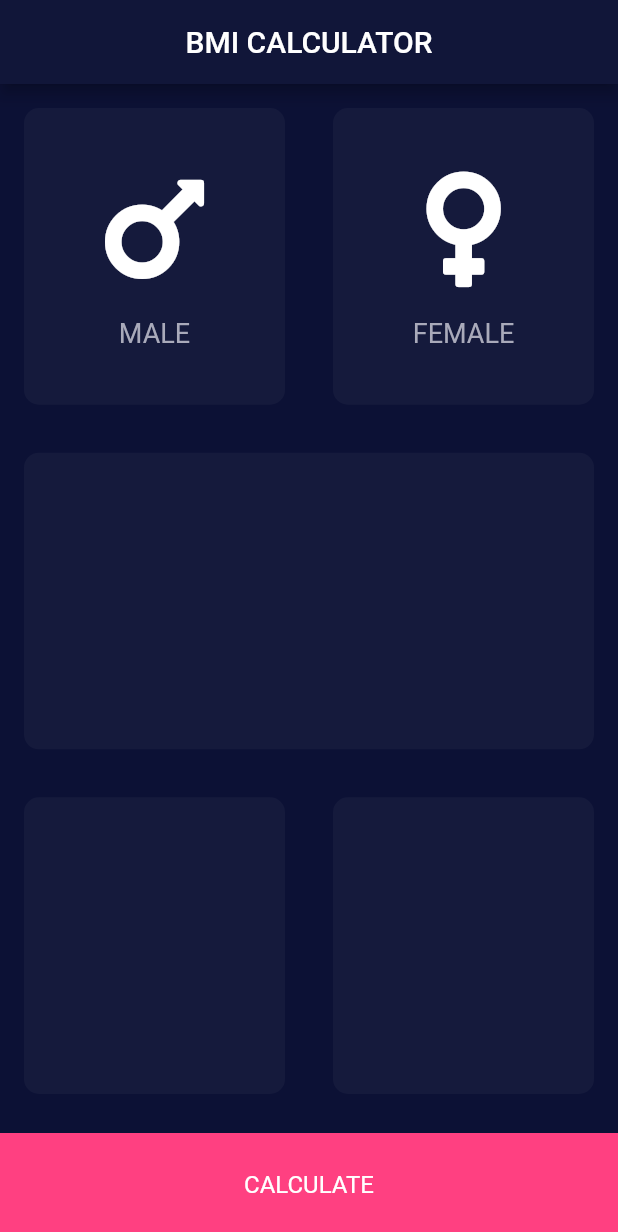
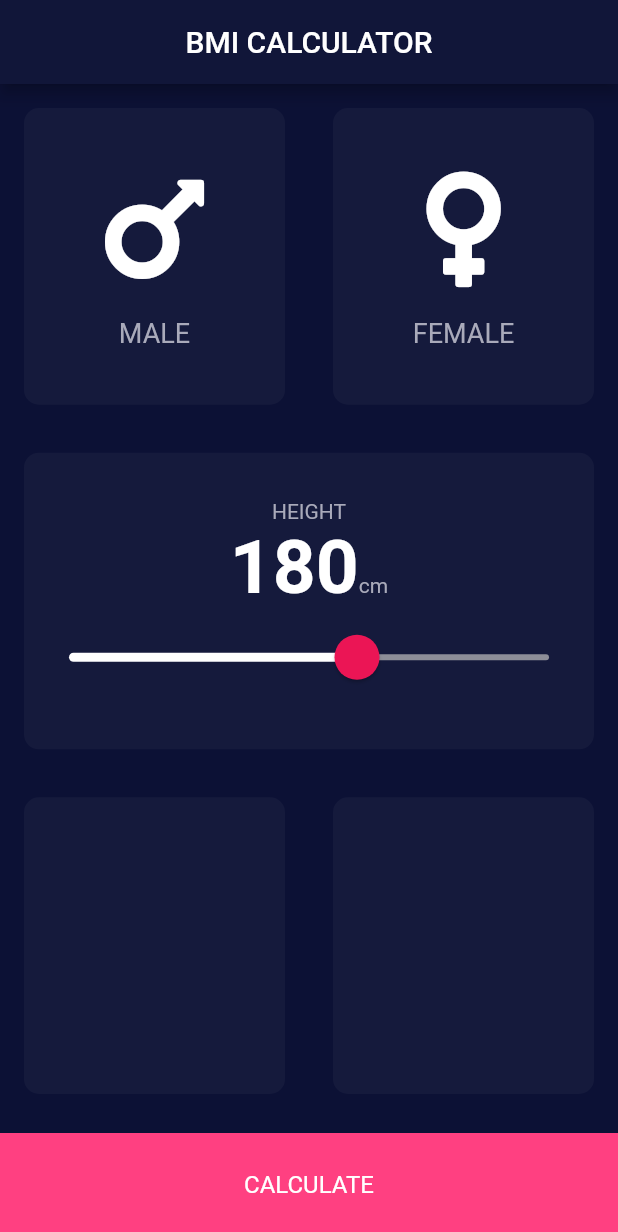
Before and after one commit to sajalkhan/Flutter_BMI_Calculator, a Flutter app: the screen it shows after launch, on a phone screen of 412 x 824 dp. Shown: the top 1232 px of the screen. Run offline on Flutter 3.47's test engine with Material 2 defaults, Android fonts, the phone set to English and light mode, and no system bars; our stand-ins replace font_awesome_flutter.

Commit message:
implement a flutter slider widget with a slider theme

```diff
--- a/lib/Ui/HomePage.dart
+++ b/lib/Ui/HomePage.dart
@@ -1,3 +1,5 @@
+import 'package:flutter/cupertino.dart';
+
 import 'ReusableCard.dart';
 import 'ReusableIcon.dart';
 import 'package:flutter/material.dart';
@@ -5,6 +7,7 @@ import 'package:font_awesome_flutter/font_awesome_flutter.dart';
 
 enum Gender { male, female }
 Gender selectedGender;
+int user_height = 180;
 
 class InputPage extends StatefulWidget {
   @override
@@ -33,6 +36,7 @@ class _BmiCalculatorState extends State<InputPage> {
         ),
         body: SafeArea(
           child: Column(
+            crossAxisAlignment: CrossAxisAlignment.stretch,
             children: <Widget>[
               Expanded(
                 child: Row(
@@ -64,7 +68,55 @@ class _BmiCalculatorState extends State<InputPage> {
                 child: Row(
                   children: <Widget>[
                     Expanded(
-                      child: ReusableCard(colour: inactiveCardColor),
+                      child: ReusableCard(
+                        colour: inactiveCardColor,
+                        cardChild: Column(
+                          mainAxisAlignment: MainAxisAlignment.center,
+                          children: <Widget>[
+                            Text(
+                              'HEIGHT',
+                              style: TextStyle(color: Color(0xffA9AABA)),
+                            ),
+                            Row(
+                              crossAxisAlignment: CrossAxisAlignment.baseline,
+                              mainAxisAlignment: MainAxisAlignment.center,
+                              textBaseline: TextBaseline.ideographic,
+                              children: <Widget>[
+                                Text(
+                                  user_height.toString(),
+                                  style: TextStyle(
+                                      fontSize: 50,
+                                      fontWeight: FontWeight.w700),
+                                ),
+                                Text(
+                                  'cm',
+                                  style: TextStyle(color: Color(0xffA9AABA)),
+                                )
+                              ],
+                            ),
+                            SliderTheme(
+                              data: SliderTheme.of(context).copyWith(
+                                thumbColor: Color(0xffeb1555),
+                                overlayColor: Color(0x29eb1555),
+                                activeTrackColor: Colors.white,
+                                inactiveTrackColor: Color(0xff8d8e98),
+                                thumbShape: RoundSliderThumbShape(enabledThumbRadius: 15.0),
+                                overlayShape: RoundSliderOverlayShape(overlayRadius: 30.0),
+                              ),
+                              child: Slider(
+                                value: user_height.toDouble(),
+                                min: 120.0,
+                                max: 220.0,
+                                onChanged: (double newValue) {
+                                  setState(() {
+                                    user_height = newValue.round();
+                                  });
+                                },
+                              ),
+                            ),
+                          ],
+                        ),
+                      ),
                     ),
                   ],
                 ),
```
